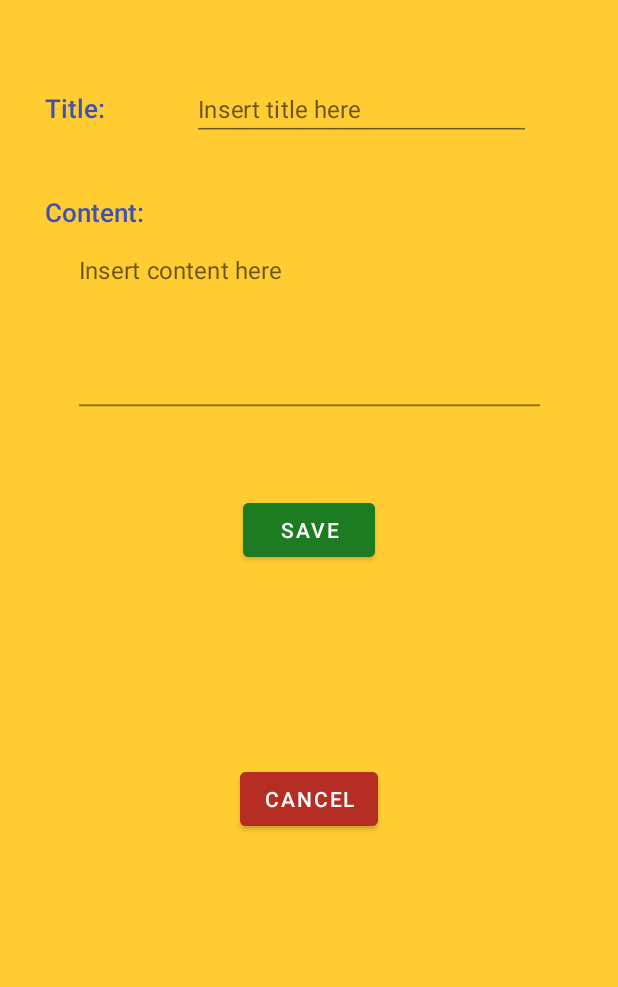
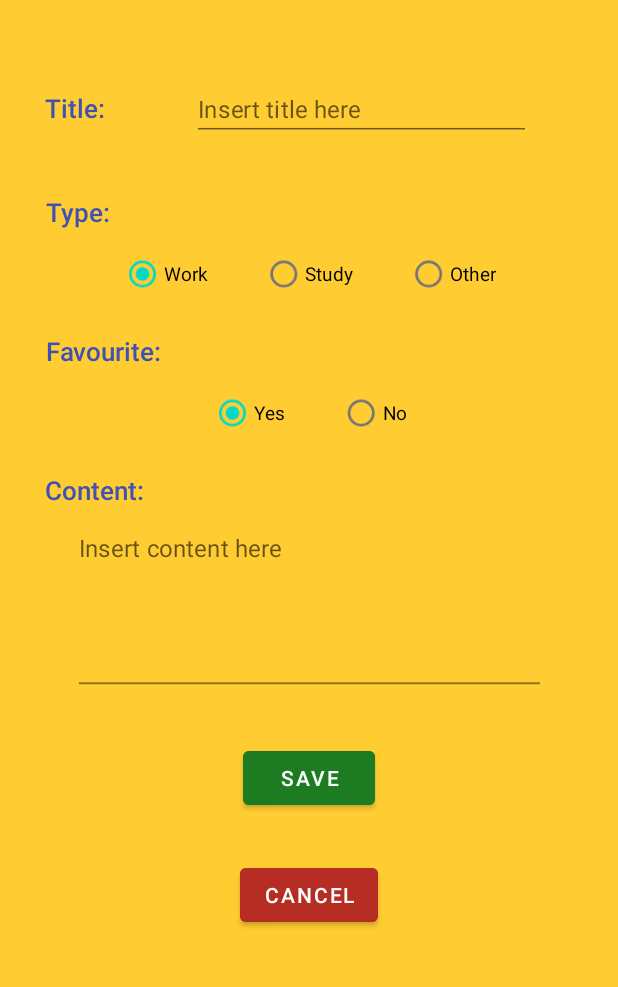
Before and after one commit to primayoriko/android-note-app, an Android app: the NoteCreatorFragment screen opened through its navigation route, on a phone screen of 412 x 824 dp, the part 205-1192 px from its top. Run offline under Robolectric (Android 15) with nearby library versions, the phone set to English and light mode, and no system bars; our stand-ins replace Room's generated code, Timber, navigation-ui.

Commit message:
chore: add more details/fields in note creator fragment's layout

```diff
--- a/app/src/main/res/layout/fragment_note_creator.xml
+++ b/app/src/main/res/layout/fragment_note_creator.xml
@@ -1,11 +1,17 @@
 <?xml version="1.0" encoding="utf-8"?>
-<androidx.constraintlayout.widget.ConstraintLayout xmlns:android="http://schemas.android.com/apk/res/android"
+<ScrollView
+    xmlns:android="http://schemas.android.com/apk/res/android"
     xmlns:app="http://schemas.android.com/apk/res-auto"
     xmlns:tools="http://schemas.android.com/tools"
     android:layout_width="match_parent"
     android:layout_height="match_parent"
     android:background="@color/background_primary"
     tools:context=".ui.note.NoteCreatorFragment">
+
+    <androidx.constraintlayout.widget.ConstraintLayout
+        android:layout_width="match_parent"
+        android:layout_height="wrap_content"
+        app:layout_behavior="@string/appbar_scrolling_view_behavior" >
 
         <TextView
             android:id="@+id/tvPageTitle"
@@ -45,14 +51,110 @@
             app:layout_constraintTop_toBottomOf="@+id/tvPageTitle" />
 
         <TextView
-        android:id="@+id/tvContent"
+            android:id="@+id/tvNoteType"
             android:layout_width="wrap_content"
             android:layout_height="wrap_content"
             android:layout_marginVertical="45dp"
             android:layout_marginLeft="30dp"
+            android:text="Type:"
+            app:layout_constraintStart_toStartOf="parent"
+            app:layout_constraintTop_toBottomOf="@+id/tvTitle"
+            style="@style/tv_content_title" />
+
+        <RadioGroup
+            android:id="@+id/rgNoteType"
+            android:layout_width="0dp"
+            android:layout_height="wrap_content"
+            android:layout_marginVertical="5dp"
+            android:layout_weight="0.7"
+            android:checkedButton="@id/rNoteTypeWork"
+            android:gravity="center"
+            android:orientation="horizontal"
+            android:scaleX=".9"
+            android:scaleY=".9"
+            app:layout_constraintEnd_toEndOf="parent"
+            app:layout_constraintStart_toStartOf="parent"
+            app:layout_constraintTop_toBottomOf="@+id/tvNoteType">
+
+            <RadioButton
+                android:id="@+id/rNoteTypeWork"
+                android:layout_width="wrap_content"
+                android:layout_height="wrap_content"
+                android:layout_marginHorizontal="20dp"
+                android:text="Work"
+                android:textSize="14sp" />
+
+            <RadioButton
+                android:id="@+id/rNoteTypeStudy"
+                android:layout_width="wrap_content"
+                android:layout_height="wrap_content"
+                android:layout_marginHorizontal="20dp"
+                android:text="Study"
+                android:textSize="14sp" />
+
+            <RadioButton
+                android:id="@+id/rNoteTypeOther"
+                android:layout_width="wrap_content"
+                android:layout_height="wrap_content"
+                android:layout_marginHorizontal="20dp"
+                android:text="Other"
+                android:textSize="14sp" />
+
+        </RadioGroup>
+
+        <TextView
+            android:id="@+id/tvIsFavourite"
+            android:layout_width="wrap_content"
+            android:layout_height="wrap_content"
+            android:layout_marginVertical="15dp"
+            android:layout_marginLeft="30dp"
+            android:text="Favourite:"
+            app:layout_constraintStart_toStartOf="parent"
+            app:layout_constraintTop_toBottomOf="@+id/rgNoteType"
+            style="@style/tv_content_title" />
+
+        <RadioGroup
+            android:id="@+id/rgIsFavourite"
+            android:layout_width="0dp"
+            android:layout_height="wrap_content"
+            android:layout_marginVertical="5dp"
+            android:layout_weight="0.7"
+            android:checkedButton="@id/rYes"
+            android:gravity="center"
+            android:orientation="horizontal"
+            android:scaleX=".9"
+            android:scaleY=".9"
+            app:layout_constraintEnd_toEndOf="parent"
+            app:layout_constraintStart_toStartOf="parent"
+            app:layout_constraintTop_toBottomOf="@+id/tvIsFavourite">
+
+            <RadioButton
+                android:id="@+id/rYes"
+                android:layout_width="wrap_content"
+                android:layout_height="wrap_content"
+                android:layout_marginHorizontal="20dp"
+                android:text="Yes"
+                android:textSize="14sp" />
+
+            <RadioButton
+                android:id="@+id/rNo"
+                android:layout_width="wrap_content"
+                android:layout_height="wrap_content"
+                android:layout_marginHorizontal="20dp"
+                android:text="No"
+                android:textSize="14sp" />
+
+        </RadioGroup>
+
+        <TextView
+            android:id="@+id/tvContent"
+            android:layout_width="wrap_content"
+            android:layout_height="wrap_content"
+            android:layout_marginVertical="15dp"
+            android:layout_marginLeft="30dp"
             android:text="Content:"
             app:layout_constraintStart_toStartOf="parent"
-        app:layout_constraintTop_toBottomOf="@+id/tvTitle"
+            app:layout_constraintTop_toBottomOf="@+id/rgIsFavourite"
             style="@style/tv_content_title" />
 
         <EditText
@@ -76,9 +178,9 @@
             android:id="@+id/btnSave"
             android:layout_width="wrap_content"
             android:layout_height="wrap_content"
-        android:layout_marginTop="45dp"
+            android:layout_marginTop="25dp"
+            android:backgroundTint="@color/green"
             android:text="Save"
-        android:backgroundTint="@color/green"
             app:layout_constraintEnd_toEndOf="parent"
             app:layout_constraintStart_toStartOf="parent"
             app:layout_constraintTop_toBottomOf="@+id/etContent" />
@@ -87,11 +189,14 @@
             android:id="@+id/btnCancel"
             android:layout_width="wrap_content"
             android:layout_height="wrap_content"
+            android:layout_marginVertical="30dp"
+            android:backgroundTint="@color/red"
             android:text="Cancel"
-        android:backgroundTint="@color/red"
             app:layout_constraintBottom_toBottomOf="parent"
             app:layout_constraintEnd_toEndOf="parent"
             app:layout_constraintStart_toStartOf="parent"
             app:layout_constraintTop_toBottomOf="@+id/btnSave" />
 
     </androidx.constraintlayout.widget.ConstraintLayout>
+
+</ScrollView>
```
Lines whose indentation alone changed are shown as unchanged.
